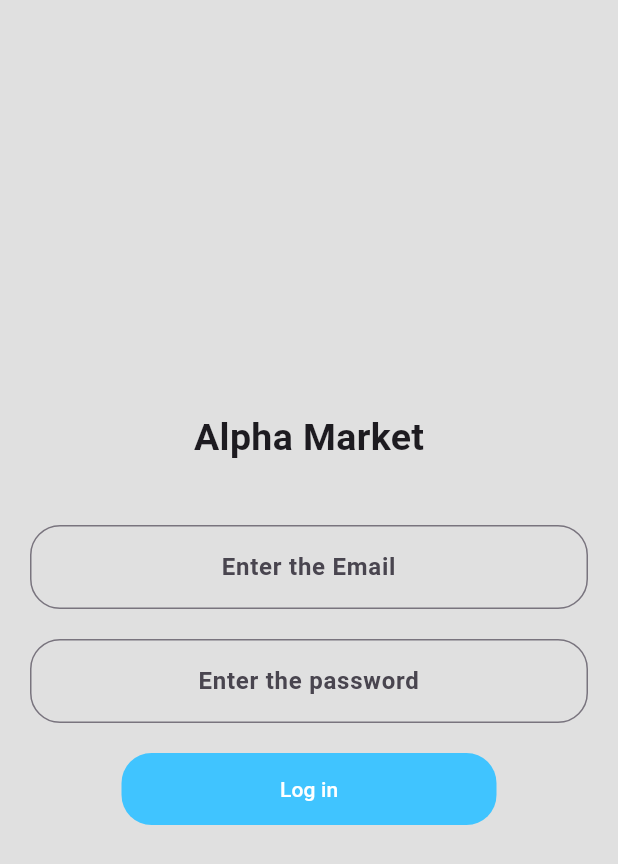
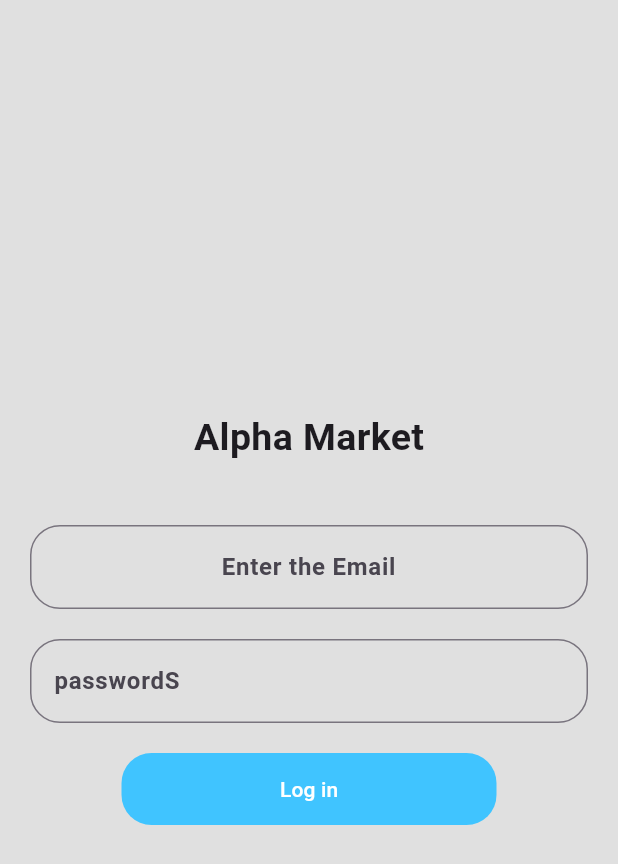
Before and after one commit to qaisbalaawi/Cartt, a Flutter app: the screen it shows after launch, after a tap on "Log in", on a phone screen of 412 x 824 dp. Shown: the top 864 px of the screen. Run offline on Flutter 3.47's test engine with Material 3 defaults, Android fonts, the phone set to English and light mode, and no system bars.

Commit message:
fisrt commit

```diff
--- a/lib/Screens.dart/loginScreen.dart
+++ b/lib/Screens.dart/loginScreen.dart
@@ -8,6 +8,22 @@ class LoginScreen extends StatefulWidget {
 }
 
 class _LoginScreenState extends State<LoginScreen> {
+  void validatpasswrod() {
+    if (_formKey.currentState!.validate()) {
+      String? password = passwordcontroller.text;
+
+      if (password != null && password.isNotEmpty && password.length >= 6) {
+        Navigator.push(
+          context,
+          MaterialPageRoute(builder: (context) => productScreen()),
+        );
+      } else {
+        return setState(() {});
+      }
+    }
+  }
+
+  final _formKey = GlobalKey<FormState>();
   final usernamecontroller = TextEditingController();
 
   final passwordcontroller = TextEditingController();
@@ -19,6 +35,8 @@ class _LoginScreenState extends State<LoginScreen> {
         backgroundColor: Colors.grey.shade300,
         body: Padding(
           padding: EdgeInsets.symmetric(horizontal: 20),
+          child: Form(
+            key: _formKey,
             child: Column(
               mainAxisAlignment: MainAxisAlignment.center,
               children: [
@@ -27,8 +45,8 @@ class _LoginScreenState extends State<LoginScreen> {
                   children: [
                     Text(
                       'Alpha Market',
-                    style:
-                        TextStyle(fontSize: 25.0, fontWeight: FontWeight.bold),
+                      style: TextStyle(
+                          fontSize: 25.0, fontWeight: FontWeight.bold),
                     ),
                   ],
                 ),
@@ -36,34 +54,53 @@ class _LoginScreenState extends State<LoginScreen> {
                 TextFieldWidget(
                   controller: usernamecontroller,
                   obscuerText: false,
-                  hintText: 'Enter the Email'),
+                  hintText: 'Enter the Email',
+                  validator: (value) {},
+                ),
                 SizedBox(height: 20),
-              TextFieldWidget(
+                TextFormField(
                   controller: passwordcontroller,
-                  obscuerText: true,
-                  hintText: 'Enter the password'),
-              SizedBox(height: 20),
+                  decoration: InputDecoration(
+                    border: OutlineInputBorder(
+                        borderRadius: BorderRadius.circular(20.0)),
+                    hintText: 'passwordS',
+                    hintStyle: TextStyle(
+                      fontWeight: FontWeight.bold,
+                    ),
+                  ),
+                  validator: (pas) {
+                    if (pas == null || pas.isEmpty) {
+                      return "Please enter your password";
+                    }
+                    if (pas.length < 6)
+                      return 'password should be atleat 6 char';
+                    return null;
+                  },
+                ),
+                const SizedBox(height: 20),
+
                 Material(
                   borderRadius: BorderRadius.circular(20.0),
-                color: Colors.lightBlueAccent,
+                  color: passwordcontroller.value.toString().length > 6 ||
+                          passwordcontroller.value.toString().isNotEmpty
+                      ? Colors.lightBlueAccent
+                      : Colors.grey,
                   child: MaterialButton(
                     onPressed: () {
-                    //product Screen
-                    Navigator.push(
-                        context,
-                        MaterialPageRoute(
-                            builder: (context) => productScreen()));
+                      if (passwordcontroller.value.toString().length > 6)
+                        validatpasswrod();
                     },
                     minWidth: 250,
                     height: 42.0,
-                  child: Text('Log in'),
                     textColor: Colors.white,
+                    child:const Text('Log in'),
                   ),
                 )
               ],
             ),
           ),
         ),
+      ),
     );
   }
 }
--- a/lib/TextField.dart
+++ b/lib/TextField.dart
@@ -4,15 +4,21 @@ class TextFieldWidget extends StatelessWidget {
   final controller;
   final obscuerText;
   final hintText;
+  final validator;
   const TextFieldWidget(
       {super.key,
       required this.controller,
       required this.obscuerText,
-      required this.hintText});
+      required this.hintText,
+      required String? Function(dynamic value)this.validator, String? errorText,});
 
   @override
   Widget build(BuildContext context) {
-    return TextField(
+    return Form(
+
+      child: TextFormField(
+
+        validator: validator,
         controller: controller,
         obscureText: obscuerText,
         decoration: InputDecoration(
@@ -23,6 +29,7 @@ class TextFieldWidget extends StatelessWidget {
           ),
         ),
         textAlign: TextAlign.center,
+      ),
     );
   }
 }
--- a/lib/main.dart
+++ b/lib/main.dart
@@ -1,8 +1,14 @@
 import 'package:flutter/material.dart';
+import 'package:provider/provider.dart';
+import 'package:simple_cart/Screens.dart/CartModel.dart';
+
 import 'Screens.dart/welcomeScreen.dart';
 
 void main() {
-  runApp(MyApp());
+  runApp(ChangeNotifierProvider(
+    create: (context) => CartModel(),
+    child: MyApp(),
+  ));
 }
 
 class MyApp extends StatelessWidget {
@@ -13,7 +19,8 @@ class MyApp extends StatelessWidget {
   Widget build(BuildContext context) {
     return MaterialApp(
       title: 'My App',
-      home: WelcomeScreen(),
+      home: SafeArea(child: WelcomeScreen()),
+      debugShowCheckedModeBanner: false,
     );
   }
 }
--- a/pubspec.yaml
+++ b/pubspec.yaml
@@ -37,6 +37,7 @@ dependencies:
   # The following adds the Cupertino Icons font to your application.
   # Use with the CupertinoIcons class for iOS style icons.
   cupertino_icons: ^1.0.2
+  provider:
 
 
 
```
Also changed, not shown: lib/Screens.dart/CartModel.dart (added, +24 -0 lines), lib/Screens.dart/Cart_Screen.dart (added, +35 -0 lines), lib/Screens.dart/Register.dart (+33 -7 lines), lib/Screens.dart/productScreen.dart (+37 -18 lines), pubspec.lock. Lines whose indentation alone changed are shown as unchanged.
